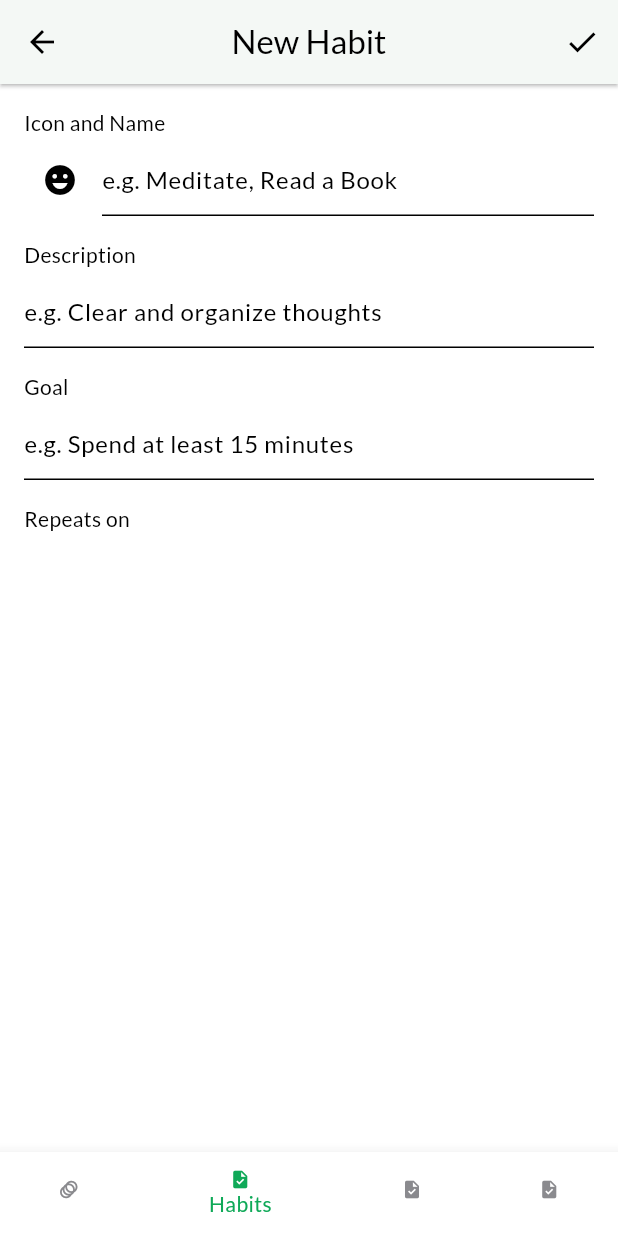
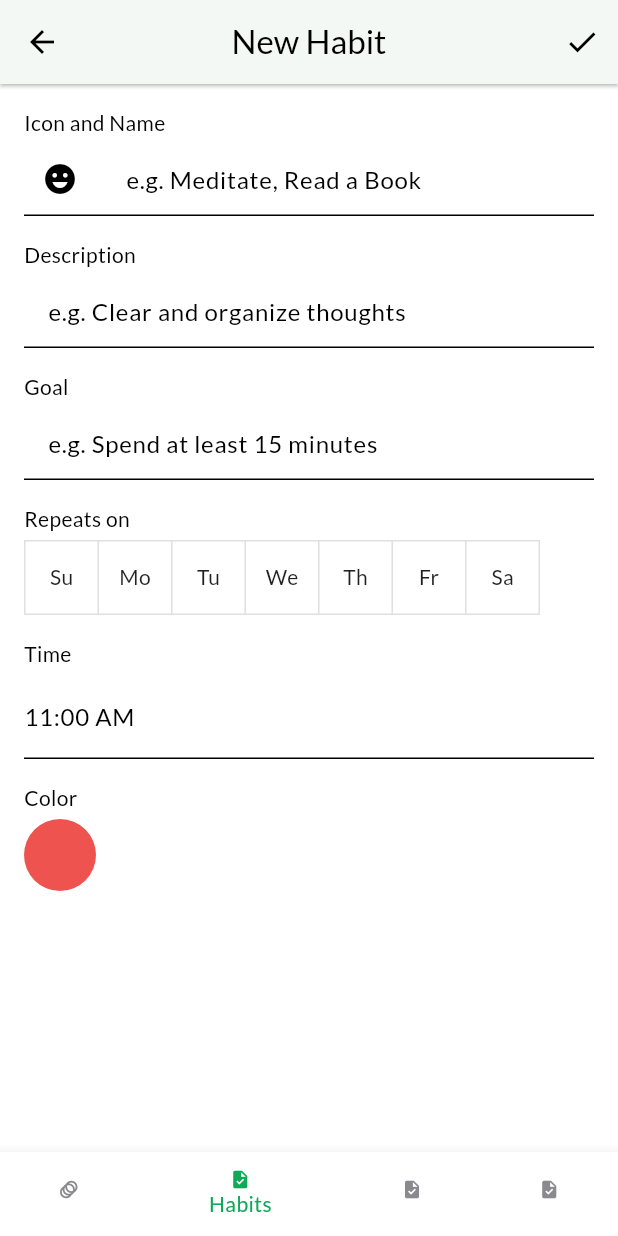
Before and after one commit to makodaa/happy-habit-at, a Flutter app: the CreateHabitScreen screen opened by its route, on a phone screen of 412 x 824 dp. Run offline on Flutter 3.47's test engine with Material 3 defaults, Android fonts, the phone set to English and light mode, and no system bars; our stand-ins replace go_router, google_fonts, sqflite, sqflite_common_ffi; missing offline and left inert: window_manager; accounts and stored records are empty; project files that could hold a hidden picture were left out.

Commit message:
Made progress on create habit  user interface

```diff
--- a/lib/providers/habit.dart
+++ b/lib/providers/habit.dart
@@ -1,4 +1,5 @@
 import "package:flutter/foundation.dart";
+import "package:happy_habit_at/screens/create_habit_screen.dart";
 
 // CREATE TABLE IF NOT EXISTS habit (
 //   habit_id INTEGER PRIMARY KEY AUTOINCREMENT,
@@ -14,6 +15,8 @@ class Habit extends ChangeNotifier {
     required this.habitDescription,
     required this.habitGoal,
     required this.habitIcon,
+    required this.date,
+    required this.time,
   });
 
   Habit.fromMap(Map<String, dynamic> map) {
@@ -35,6 +38,8 @@ class Habit extends ChangeNotifier {
   }
 
   late final int habitId;
+  late final List<DaysOfTheWeek> date;
+  late ({int minutes,int seconds}) time;
   late String habitName;
   late String habitDescription;
   late String habitGoal;
--- a/lib/screens/create_habit_screen.dart
+++ b/lib/screens/create_habit_screen.dart
@@ -1,11 +1,15 @@
 import "package:flutter/material.dart";
 import "package:go_router/go_router.dart";
+
+enum DaysOfTheWeek {sunday,monday,tuesday,wednesday,thursday,friday, saturday}
+
 
 class CreateHabitScreen extends StatefulWidget {
   const CreateHabitScreen({super.key});
 
   @override
   State<CreateHabitScreen> createState() => _CreateHabitScreenState();
+
 }
 
 class _CreateHabitScreenState extends State<CreateHabitScreen> {
@@ -13,7 +17,26 @@ class _CreateHabitScreenState extends State<CreateHabitScreen> {
   late final TextEditingController habitDescriptionController;
   late final TextEditingController habitGoalController;
 
-  void _createNewHabit() {}
+  TimeOfDay? selectedTime;
+  TimePickerEntryMode entryMode = TimePickerEntryMode.dial;
+  Orientation? orientation;
+  TextDirection textDirection = TextDirection.ltr;
+  MaterialTapTargetSize tapTargetSize = MaterialTapTargetSize.padded;
+  bool use24HourTime = false;
+
+  int? colorIndex;
+
+  List<bool> isDaySelected = List<bool>.filled(7, false);
+  List<(DaysOfTheWeek,String)> daysOfTheWeekOptions =
+  <(DaysOfTheWeek,String)>[
+    (DaysOfTheWeek.sunday, "Su"),
+    (DaysOfTheWeek.monday, "Mo"),
+    (DaysOfTheWeek.tuesday, "Tu"),
+    (DaysOfTheWeek.wednesday, "We"),
+    (DaysOfTheWeek.thursday, "Th"),
+    (DaysOfTheWeek.friday, "Fr"),
+    (DaysOfTheWeek.saturday, "Sa"),
+  ];
 
   @override
   void initState() {
@@ -68,36 +91,55 @@ class _CreateHabitScreenState extends State<CreateHabitScreen> {
                   "Icon and Name",
                   textAlign: TextAlign.left,
                 ),
-                SizedBox(height: 4.0,),
+                SizedBox(
+                  height: 4.0,
+                ),
                 Row(
                   mainAxisSize: MainAxisSize.min,
                   children: <Widget>[
-                    Padding(
-                      padding: const EdgeInsets.only(right: 4.0),
+                    Container(
+                      height: 48,
+                      width: 48,
+                      decoration: BoxDecoration(
+                        border: Border(bottom: BorderSide())
+                      ),
                       child: IconButton(
-                        icon: const Icon(Icons.emoji_emotions),
+                        icon: Icon(
+                          Icons.emoji_emotions,
+                          ),
                         onPressed: () {
                           print("Hi");
                         },
                       ),
                     ),
+                      Container(
+                        height: 48.0,
+                        width: 4.0,
+                        decoration: BoxDecoration(
+                          border: Border(bottom: BorderSide())
+                        ),),
                     // TODO(water-mizuu):
                     Expanded(
                       child: TextField(
                         controller: habitNameController,
                         cursorColor: Colors.white,
                         decoration: const InputDecoration(
-                            hintText: "e.g. Meditate, Read a Book"),
+                          filled: true,
+                            hintText: "e.g. Meditate, Read a Book",),
                       ),
                     ),
                   ],
                 ),
-                SizedBox(height: 16.0,),
+                SizedBox(
+                  height: 16.0,
+                ),
                 const Text(
                   "Description",
                   textAlign: TextAlign.left,
                 ),
-                SizedBox(height: 4.0,),
+                SizedBox(
+                  height: 4.0,
+                ),
                 Row(
                   mainAxisSize: MainAxisSize.min,
                   children: <Widget>[
@@ -106,17 +148,22 @@ class _CreateHabitScreenState extends State<CreateHabitScreen> {
                         controller: habitDescriptionController,
                         cursorColor: Colors.white,
                         decoration: const InputDecoration(
-                            hintText: "e.g. Clear and organize thoughts"),
+                          filled: true,
+                            hintText: "e.g. Clear and organize thoughts",),
                       ),
                     ),
                   ],
                 ),
-                SizedBox(height: 16.0,),
+                SizedBox(
+                  height: 16.0,
+                ),
                 const Text(
                   "Goal",
                   textAlign: TextAlign.left,
                 ),
-                SizedBox(height: 4.0,),
+                SizedBox(
+                  height: 4.0,
+                ),
                 Row(
                   mainAxisSize: MainAxisSize.min,
                   children: <Widget>[
@@ -125,18 +172,92 @@ class _CreateHabitScreenState extends State<CreateHabitScreen> {
                         controller: habitGoalController,
                         cursorColor: Colors.white,
                         decoration: const InputDecoration(
-                            hintText: "e.g. Spend at least 15 minutes"),
+                          filled: true,
+                            hintText: "e.g. Spend at least 15 minutes",),
                       ),
                     ),
                   ],
                 ),
-                SizedBox(height: 16.0,),
+                SizedBox(
+                  height: 16.0,
+                ),
                 const Text(
                   "Repeats on",
                   textAlign: TextAlign.left,
                 ),
-                SizedBox(height: 4.0,),
-                // ToggleButtons(children: children, isSelected: isSelected)
+                SizedBox(
+                  height: 4.0,
+                ),
+                ToggleButtons(
+                  isSelected: isDaySelected,
+                  onPressed: (int index) {
+                    setState(() {
+                      isDaySelected[index] =!isDaySelected[index];
+                      });},
+                      children: daysOfTheWeekOptions.map(((DaysOfTheWeek, String) day) => Text(day.$2)).toList(),
+                  ),
+                  SizedBox(height: 16,),
+                  const Text(
+                  "Time",
+                  textAlign: TextAlign.left,
+                ),
+                SizedBox(height: 4,),
+                TextField(
+                  decoration: InputDecoration(
+                    labelText: selectedTime?.format(context) ?? TimeOfDay(hour: (TimeOfDay.now().hour + 1) % 24, minute: 0).format(context),
+                  ),
+                  onTap: () async {
+                    FocusScope.of(context).requestFocus(FocusNode());
+                    TimeOfDay? time = await showTimePicker(
+                      context: context,
+                      initialTime: selectedTime ?? TimeOfDay(hour: (TimeOfDay.now().hour + 1) % 24, minute: 0),
+                      builder: (BuildContext context, Widget? child){
+                        return Theme(
+                          data: Theme.of(context).copyWith(
+                              materialTapTargetSize: tapTargetSize,
+                            ),
+                          child: Directionality(
+                            textDirection: textDirection,
+                            child: MediaQuery(
+                              data: MediaQuery.of(context).copyWith(
+                                  alwaysUse24HourFormat: use24HourTime,
+                                ),
+                                child: child!,
+                                ),
+                                ),
+                                );
+                                },
+                                );
+                                setState(() {
+                                  selectedTime = time; });
+                  },
+                ),
+                SizedBox(height: 16,),
+                  const Text(
+                  "Color",
+                  textAlign: TextAlign.left,
+                ),
+                SizedBox(height: 4.0),
+                // TODO: Make reusable? and make onPressed correspond to database value
+                Row(
+                  children: <Widget>[
+                    SizedBox(
+                      height: 48,
+                      width: 48,
+                      child: AspectRatio(
+                        aspectRatio: 1.0,
+                        child: FilledButton(
+                          style: ButtonStyle(backgroundColor: WidgetStateProperty.all<Color>(Colors.red.shade400)),
+                          onPressed: (){},
+                          child: SizedBox(
+                            height: 48.0,
+                            width: 48.0,
+                          ),
+                          ),
+                      ),
+                    ),
+                  ],
+                )
               ],
             ),
           ),
```
